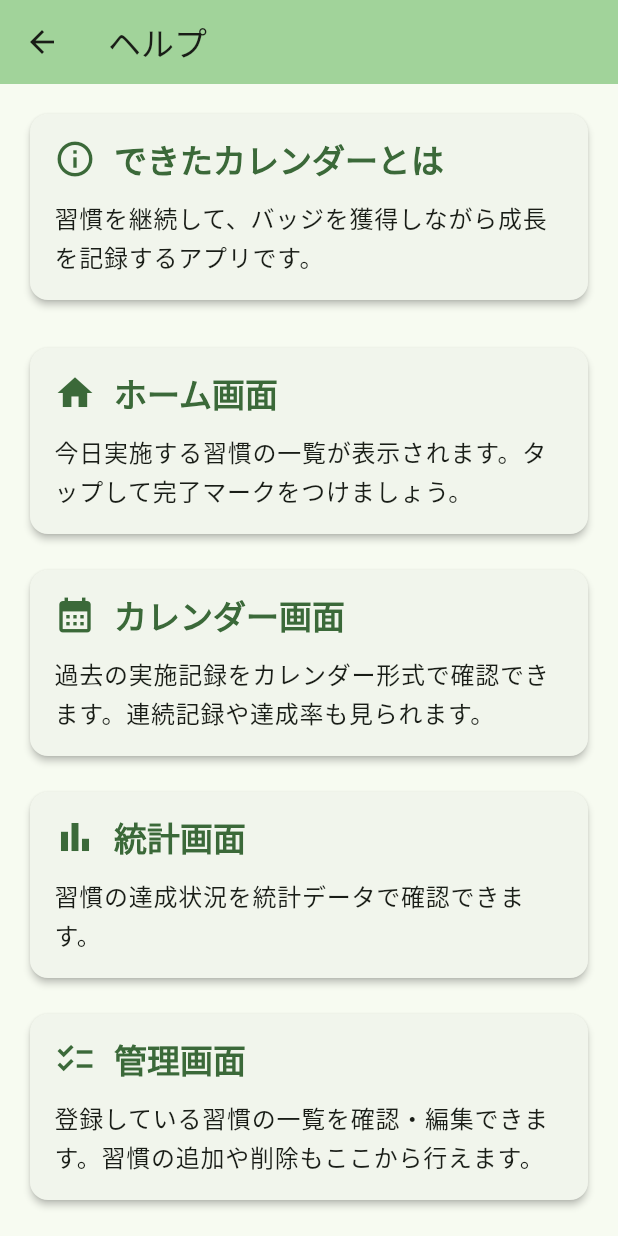
After one commit to shi-takahashi/dekita_calendar, a Flutter app: the screen it shows after launch, after a tap on the "help outline" icon, on a phone screen of 412 x 824 dp. The commit adds this screen. Run offline on Flutter 3.47's test engine with Material 3 defaults, Android fonts, the phone set to English and light mode, and no system bars; our stand-ins replace fl_chart, flutter_local_notifications, google_mobile_ads, shared_preferences, table_calendar, timezone.

Commit message:
ヘルプ

```diff
--- /dev/null
+++ b/lib/views/help_screen.dart
@@ -0,0 +1,70 @@
+import 'package:flutter/material.dart';
+
+class HelpScreen extends StatelessWidget {
+  const HelpScreen({super.key});
+
+  @override
+  Widget build(BuildContext context) {
+    return Scaffold(
+      appBar: AppBar(title: const Text('ヘルプ'), backgroundColor: Theme.of(context).colorScheme.inversePrimary),
+      body: ListView(
+        padding: const EdgeInsets.all(16),
+        children: [
+          _buildSection(context, icon: Icons.info_outline, title: 'できたカレンダーとは', content: '習慣を継続して、バッジを獲得しながら成長を記録するアプリです。'),
+          const SizedBox(height: 24),
+          _buildSection(context, icon: Icons.home, title: 'ホーム画面', content: '今日実施する習慣の一覧が表示されます。タップして完了マークをつけましょう。'),
+          const SizedBox(height: 16),
+          _buildSection(context, icon: Icons.calendar_month, title: 'カレンダー画面', content: '過去の実施記録をカレンダー形式で確認できます。連続記録や達成率も見られます。'),
+          const SizedBox(height: 16),
+          _buildSection(context, icon: Icons.bar_chart, title: '統計画面', content: '習慣の達成状況を統計データで確認できます。'),
+          const SizedBox(height: 16),
+          _buildSection(context, icon: Icons.checklist, title: '管理画面', content: '登録している習慣の一覧を確認・編集できます。習慣の追加や削除もここから行えます。'),
+          const SizedBox(height: 24),
+          _buildSection(context, icon: Icons.add_circle_outline, title: '習慣の追加方法', content: '画面右下の＋ボタンをタップして、習慣名や実施頻度（毎日/特定の曜日）、通知時刻などを設定できます。'),
+          const SizedBox(height: 24),
+          _buildSection(
+            context,
+            icon: Icons.workspace_premium,
+            title: 'バッジシステム',
+            content: '習慣を継続すると、連続週数に応じてバッジを獲得できます。\n\n・4週連続：ブロンズバッジ\n・8週連続：シルバーバッジ\n・13週連続：ゴールドバッジ\n・26週連続：プラチナバッジ\n・52週連続：ダイヤモンドバッジ',
+          ),
+          const SizedBox(height: 24),
+          _buildSection(
+            context,
+            icon: Icons.tips_and_updates,
+            title: 'ヒント',
+            content: '・ホーム画面の習慣カードを長押しすると編集画面を開けます\n・下に引っ張ると最新の情報に更新できます\n・通知を設定すると忘れずに実施できます',
+          ),
+        ],
+      ),
+    );
+  }
+
+  Widget _buildSection(BuildContext context, {required IconData icon, required String title, required String content}) {
+    return Card(
+      elevation: 2,
+      child: Padding(
+        padding: const EdgeInsets.all(16),
+        child: Column(
+          crossAxisAlignment: CrossAxisAlignment.start,
+          children: [
+            Row(
+              children: [
+                Icon(icon, color: Theme.of(context).colorScheme.primary, size: 28),
+                const SizedBox(width: 12),
+                Expanded(
+                  child: Text(
+                    title,
+                    style: Theme.of(context).textTheme.titleLarge?.copyWith(fontWeight: FontWeight.bold, color: Theme.of(context).colorScheme.primary),
+                  ),
+                ),
+              ],
+            ),
+            const SizedBox(height: 12),
+            Text(content, style: Theme.of(context).textTheme.bodyLarge?.copyWith(height: 1.6)),
+          ],
+        ),
+      ),
+    );
+  }
+}
--- a/lib/views/home_view.dart
+++ b/lib/views/home_view.dart
@@ -8,6 +8,7 @@ import '../widgets/badge_widget.dart';
 import '../widgets/shooting_star_animation.dart';
 import 'add_habit_screen.dart';
 import 'edit_habit_screen.dart';
+import 'help_screen.dart';
 
 class HomeView extends StatefulWidget {
   final HabitController habitController;
@@ -174,9 +175,14 @@ class HomeViewState extends State<HomeView> with WidgetsBindingObserver {
         title: const Text('今日の習慣'),
         actions: [
           IconButton(
-            icon: const Icon(Icons.calendar_today),
+            icon: const Icon(Icons.help_outline),
             onPressed: () {
-              DefaultTabController.of(context).animateTo(1);
+              Navigator.push(
+                context,
+                MaterialPageRoute(
+                  builder: (context) => const HelpScreen(),
+                ),
+              );
             },
           ),
         ],
```
